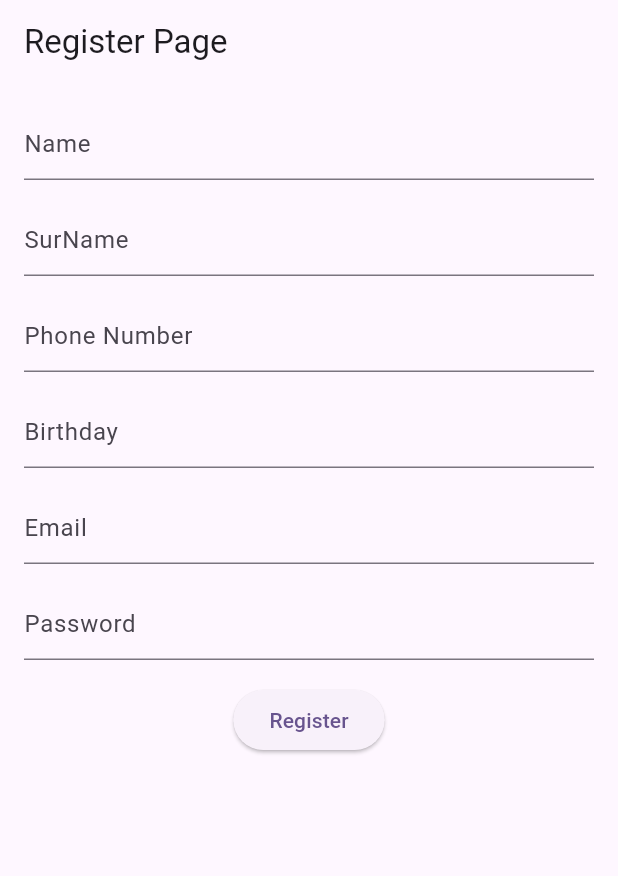
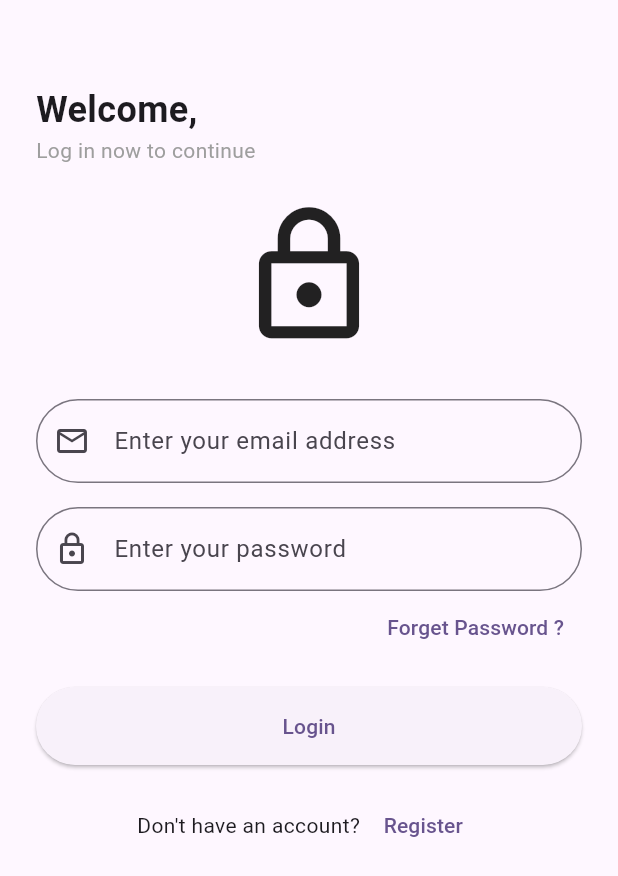
Before and after one commit to htahirov/json-place-holder-21, a Flutter app: the screen it shows after launch, on a phone screen of 412 x 824 dp. Shown: the top 876 px of the screen. Run offline on Flutter 3.47's test engine with Material 3 defaults, Android fonts, the light colour scheme and no system bars; our stand-ins replace flutter_bloc, flutter_rating_bar, get_it, hive_flutter, skeletonizer; accounts and stored records are empty.

Commit message:
Added and modified sections are following: auth_cubit.dart: "Add AuthCubit for handling application-wide authentication state management"
auth_state.dart:
"Add AuthState classes for tracking authentication states (loading, authenticated, unauthenticated)"

auth_check.dart:
"Add AuthCheck widget for routing between login and posts based on auth state"

auth_local_storage.dart:
"Add AuthLocalStorage for managing token persistence using Hive with 24h expiration"
login_cubit.dart:
"Add LoginCubit for handling login form validation and authentication"

login_state.dart:
"Add LoginState classes for managing login process states and errors"

login_page.dart:
"Add LoginPage UI with email/password form and validation"
locator.dart:
"Update dependency injection with auth and login services registration"

pager.dart:
"Update navigation to handle authentication flow"

app.dart:
"Update app initialization with authentication state provider"

main.dart:
"Add Hive initialization and auth storage setup"

```diff
--- /dev/null
+++ b/lib/cubits/auth/auth_state.dart
@@ -0,0 +1,8 @@
+part of 'auth_cubit.dart';
+
+abstract class AuthState {}
+
+class AuthInitial extends AuthState {}
+class AuthLoading extends AuthState {}
+class AuthAuthenticated extends AuthState {}
+class AuthUnauthenticated extends AuthState {}
--- /dev/null
+++ b/lib/cubits/login/login_cubit.dart
@@ -0,0 +1,62 @@
+import 'dart:io';
+import 'package:flutter/material.dart';
+import 'package:flutter_bloc/flutter_bloc.dart';
+import '../../data/repository/auth_repo.dart';
+import '../../utils/hive/auth_local_storage.dart';
+
+part 'login_state.dart';
+
+class LoginCubit extends Cubit<LoginState> {
+  LoginCubit(this._authRepo, this._storage) : super(LoginInitial());
+
+  final AuthRepo _authRepo;
+  final AuthLocalStorage _storage;
+
+  final emailController = TextEditingController();
+  final passwordController = TextEditingController();
+
+  bool isValidEmail() {
+    return RegExp(r'^[\w-\.]+@([\w-]+\.)+[\w-]{2,4}$')
+        .hasMatch(emailController.text);
+  }
+
+  bool isValidPassword() {
+    return passwordController.text.length >= 6;
+  }
+
+  void login() async {
+    if (!isValidEmail()) {
+      emit(LoginError(message: 'Invalid email format'));
+      return;
+    }
+
+    if (!isValidPassword()) {
+      emit(LoginError(message: 'Password must be at least 6 characters'));
+      return;
+    }
+
+    try {
+      emit(LoginLoading());
+      final response = await _authRepo.login(
+        email: emailController.text,
+        password: passwordController.text,
+      );
+
+      await _storage.saveToken(response.token);
+      await _storage.saveEmail(emailController.text);
+
+      emit(LoginSuccess());
+    } on SocketException {
+      emit(LoginNetworkError());
+    } catch (e) {
+      emit(LoginError(message: e.toString()));
+    }
+  }
+
+  @override
+  Future<void> close() {
+    emailController.dispose();
+    passwordController.dispose();
+    return super.close();
+  }
+}
--- /dev/null
+++ b/lib/cubits/login/login_state.dart
@@ -0,0 +1,19 @@
+part of 'login_cubit.dart';
+@immutable
+abstract class LoginState {}
+
+class LoginInitial extends LoginState {}
+
+class LoginLoading extends LoginState {}
+
+class LoginSuccess extends LoginState {}
+
+class LoginError extends LoginState {
+  LoginError({this.message = 'Login failed'});
+  final String message;
+}
+
+class LoginNetworkError extends LoginState {
+  LoginNetworkError({this.message = 'Network Error Occurred'});
+  final String message;
+}
--- a/lib/data/impl_repository/i_auth_repo.dart
+++ b/lib/data/impl_repository/i_auth_repo.dart
@@ -1,4 +1,6 @@
+import '../models/remote/login_response.dart';
 import '../repository/auth_repo.dart';
+import '../services/login_service.dart';
 import '../services/register_service.dart';
 import '../services/verify_email_service.dart';
 
@@ -6,10 +8,12 @@ class IAuthRepo implements AuthRepo {
   const IAuthRepo(
     this._registerService,
     this._verifyEmailService,
+    this._loginService,
   );
 
   final RegisterService _registerService;
   final VerifyEmailService _verifyEmailService;
+  final LoginService _loginService;
 
   @override
   Future<bool> register({
@@ -34,4 +38,14 @@ class IAuthRepo implements AuthRepo {
   @override
   Future<bool> verifyEmail(String email) =>
       _verifyEmailService.verifyEmail(email);
+
+  @override
+  Future<LoginResponse> login({
+    required String email,
+    required String password,
+  }) =>
+      _loginService.login(
+        email: email,
+        password: password,
+      );
 }
--- a/lib/data/repository/auth_repo.dart
+++ b/lib/data/repository/auth_repo.dart
@@ -1,3 +1,5 @@
+import '../models/remote/login_response.dart';
+
 abstract class AuthRepo {
   Future<bool> verifyEmail(String email);
   Future<bool> register({
@@ -9,4 +11,8 @@ abstract class AuthRepo {
     required String password,
     required String birthDate,
   });
+  Future<LoginResponse> login({
+    required String email,
+    required String password,
+  });
 }
--- /dev/null
+++ b/lib/data/services/login_service.dart
@@ -0,0 +1,41 @@
+import 'dart:convert';
+import 'dart:developer';
+import 'package:http/http.dart' as http;
+import '../../utils/extensions/int_extensions.dart';
+import '../endpoints.dart';
+import '../models/remote/login_response.dart';
+
+class LoginService {
+  Future<LoginResponse> login({
+    required String email,
+    required String password,
+  }) async {
+    Uri url = Uri.parse(Endpoints.login);
+    log('Endpoint: ${Endpoints.login}');
+
+    final body = jsonEncode({
+      "email": email,
+      "password": password,
+    });
+
+    final headers = {
+      "accept": "*/*",
+      "Content-Type": "application/json",
+    };
+
+    log('Request body: $body');
+    final response = await http.post(
+      url,
+      headers: headers,
+      body: body,
+    );
+
+    log('Status Code: ${response.statusCode}');
+    log('Response Body: ${response.body}');
+
+    if (response.statusCode.isSuccess) {
+      return LoginResponse.fromJson(jsonDecode(response.body));
+    }
+    throw Exception('Login failed');
+  }
+}
--- a/lib/ui/app.dart
+++ b/lib/ui/app.dart
@@ -1,21 +1,43 @@
 import 'package:flutter/material.dart';
-
-import '../utils/pager.dart';
+import 'package:flutter_bloc/flutter_bloc.dart';
+import '../cubits/auth/auth_cubit.dart';
+import '../utils/di/locator.dart';
+import 'widgets/auth_check.dart';
 
 class MyApp extends StatelessWidget {
   const MyApp({super.key});
 
-  // This widget is the root of your application.
   @override
   Widget build(BuildContext context) {
-    return MaterialApp(
+    // Add debug print
+    print('Attempting to get AuthCubit from locator');
+
+    try {
+      final authCubit = locator<AuthCubit>();
+      print('AuthCubit successfully retrieved');
+
+      return BlocProvider.value(
+        value: authCubit,
+        child: MaterialApp(
           title: 'Flutter Demo',
           debugShowCheckedModeBanner: false,
           theme: ThemeData(
             colorScheme: ColorScheme.fromSeed(seedColor: Colors.deepPurple),
             useMaterial3: true,
           ),
-      home: Pager.register,
+          home: const AuthCheck(),
+        ),
+      );
+    } catch (e) {
+      print('Error getting AuthCubit: $e');
+      // Return a fallback UI showing the error
+      return MaterialApp(
+        home: Scaffold(
+          body: Center(
+            child: Text('Initialization Error: $e'),
+          ),
+        ),
       );
     }
   }
+}
--- /dev/null
+++ b/lib/ui/pages/login/login_page.dart
@@ -0,0 +1,132 @@
+import 'package:flutter/material.dart';
+import 'package:flutter_bloc/flutter_bloc.dart';
+
+import '../../../cubits/login/login_cubit.dart';
+import '../../../utils/pager.dart';
+import '../../../utils/snackbars/custom_snackbar.dart';
+
+class LoginPage extends StatelessWidget {
+  const LoginPage({super.key});
+
+  @override
+  Widget build(BuildContext context) {
+    final loginCubit = context.read<LoginCubit>();
+
+    return Scaffold(
+      body: SafeArea(
+        child: Padding(
+          padding: const EdgeInsets.all(24.0),
+          child: Column(
+            crossAxisAlignment: CrossAxisAlignment.stretch,
+            children: [
+              const SizedBox(height: 32),
+              const Text(
+                'Welcome,',
+                style: TextStyle(
+                  fontSize: 24,
+                  fontWeight: FontWeight.bold,
+                ),
+              ),
+              const Text(
+                'Log in now to continue',
+                style: TextStyle(
+                  color: Colors.grey,
+                ),
+              ),
+              const SizedBox(height: 24),
+              const Icon(
+                Icons.lock_outlined,
+                size: 100,
+              ),
+              const SizedBox(height: 32),
+              TextFormField(
+                controller: loginCubit.emailController,
+                decoration: const InputDecoration(
+                  hintText: 'Enter your email address',
+                  prefixIcon: Icon(Icons.email_outlined),
+                  border: OutlineInputBorder(
+                    borderRadius: BorderRadius.all(Radius.circular(30)),
+                  ),
+                ),
+              ),
+              const SizedBox(height: 16),
+              TextFormField(
+                controller: loginCubit.passwordController,
+                obscureText: true,
+                decoration: const InputDecoration(
+                  hintText: 'Enter your password',
+                  prefixIcon: Icon(Icons.lock_outline),
+                  border: OutlineInputBorder(
+                    borderRadius: BorderRadius.all(Radius.circular(30)),
+                  ),
+                ),
+              ),
+              Align(
+                alignment: Alignment.centerRight,
+                child: TextButton(
+                  onPressed: () {
+
+                  },
+                  child: const Text('Forget Password ?'),
+                ),
+              ),
+              const SizedBox(height: 16),
+              BlocConsumer<LoginCubit, LoginState>(
+                listener: (context, state) {
+                  if (state is LoginSuccess) {
+                    Navigator.pushAndRemoveUntil(
+                      context,
+                      MaterialPageRoute<void>(
+                        builder: (BuildContext context) => Pager.posts,
+                      ),
+                      (route) => false,
+                    );
+                  } else if (state is LoginNetworkError) {
+                    CustomSnackbar.showNetworkError(context);
+                  } else if (state is LoginError) {
+                    CustomSnackbar.showError(
+                      context,
+                      message: state.message,
+                    );
+                  }
+                },
+                builder: (_, state) {
+                  return ElevatedButton(
+                    onPressed: state is LoginLoading ? null : loginCubit.login,
+                    style: ElevatedButton.styleFrom(
+                      padding: const EdgeInsets.symmetric(vertical: 16),
+                      shape: RoundedRectangleBorder(
+                        borderRadius: BorderRadius.circular(30),
+                      ),
+                    ),
+                    child: state is LoginLoading
+                        ? const CircularProgressIndicator()
+                        : const Text('Login'),
+                  );
+                },
+              ),
+              const SizedBox(height: 16),
+              Row(
+                mainAxisAlignment: MainAxisAlignment.center,
+                children: [
+                  const Text("Don't have an account? "),
+                  TextButton(
+                    onPressed: () {
+                      Navigator.push(
+                        context,
+                        MaterialPageRoute<void>(
+                          builder: (BuildContext context) => Pager.register,
+                        ),
+                      );
+                    },
+                    child: const Text('Register'),
+                  ),
+                ],
+              ),
+            ],
+          ),
+        ),
+      ),
+    );
+  }
+}
--- /dev/null
+++ b/lib/ui/widgets/auth_check.dart
@@ -0,0 +1,29 @@
+import 'package:flutter/material.dart';
+import 'package:flutter_bloc/flutter_bloc.dart';
+import '../../cubits/auth/auth_cubit.dart';
+import '../../utils/pager.dart';
+
+class AuthCheck extends StatelessWidget {
+  const AuthCheck({super.key});
+
+  @override
+  Widget build(BuildContext context) {
+    return BlocBuilder<AuthCubit, AuthState>(
+      builder: (context, state) {
+        if (state is AuthLoading) {
+          return const Material(
+            child: Center(
+              child: CircularProgressIndicator(),
+            ),
+          );
+        }
+
+        if (state is AuthAuthenticated) {
+          return Pager.posts;
+        }
+
+        return Pager.login;
+      },
+    );
+  }
+}
--- /dev/null
+++ b/lib/utils/hive/auth_local_storage.dart
@@ -0,0 +1,41 @@
+import 'package:hive_flutter/hive_flutter.dart';
+
+class AuthLocalStorage {
+  static const String _boxName = 'auth_box';
+  static const String _tokenKey = 'token';
+  static const String _emailKey = 'email';
+  static const String _tokenTimestampKey = 'token_timestamp';
+
+  late Box<dynamic> _box;
+
+  Future<void> init() async {
+    await Hive.initFlutter();
+    _box = await Hive.openBox(_boxName);
+  }
+
+  Future<void> saveToken(String token) async {
+    await _box.put(_tokenKey, token);
+    await _box.put(_tokenTimestampKey, DateTime.now().millisecondsSinceEpoch);
+  }
+
+  Future<void> saveEmail(String email) async {
+    await _box.put(_emailKey, email);
+  }
+
+  String? get token => _box.get(_tokenKey);
+  String? get email => _box.get(_emailKey);
+
+  bool get isTokenValid {
+    final timestamp = _box.get(_tokenTimestampKey);
+    if (timestamp == null) return false;
+
+    final tokenDateTime = DateTime.fromMillisecondsSinceEpoch(timestamp);
+    final difference = DateTime.now().difference(tokenDateTime);
+
+    return difference.inHours < 24; //Sadiq demisdi ki bes 24 saat sonra avtomatik logout olur
+  }
+
+  Future<void> clearAuth() async {
+    await _box.clear();
+  }
+}
--- a/lib/utils/pager.dart
+++ b/lib/utils/pager.dart
@@ -2,10 +2,12 @@ import 'package:flutter/material.dart';
 import 'package:flutter_bloc/flutter_bloc.dart';
 import 'package:provider/provider.dart';
 
+import '../cubits/login/login_cubit.dart';
 import '../cubits/otp/otp_cubit.dart';
 import '../cubits/products/products_cubit.dart';
 import '../cubits/register/register_cubit.dart';
 import '../providers/post_provider.dart';
+import '../ui/pages/login/login_page.dart';
 import '../ui/pages/otp/otp_page.dart';
 import '../ui/pages/posts/posts_page.dart';
 import '../ui/pages/products/products_page.dart';
@@ -18,6 +20,11 @@ class Pager {
   static Widget get register => BlocProvider<RegisterCubit>(
         create: (_) => locator(),
         child: const RegisterPage(),
+      );
+
+  static Widget get login => BlocProvider<LoginCubit>(
+        create: (_) => locator<LoginCubit>(),
+        child: const LoginPage(),
       );
 
   static Widget get posts => ChangeNotifierProvider<PostProvider>(
--- a/pubspec.yaml
+++ b/pubspec.yaml
@@ -40,6 +40,7 @@ dependencies:
   skeletonizer: ^1.4.3
   flutter_bloc: ^9.0.0
   flutter_rating_bar: ^4.0.1
+  hive_flutter: ^1.1.0
 
 dev_dependencies:
   flutter_test:
```
Also changed, not shown: lib/cubits/auth/auth_cubit.dart (added, +36 -0 lines), lib/data/models/remote/login_response.dart (added, +28 -0 lines), lib/main.dart (+7 -2 lines), lib/utils/di/locator.dart (+28 -10 lines), pubspec.lock, 1 other file. Lines whose indentation alone changed are shown as unchanged.
